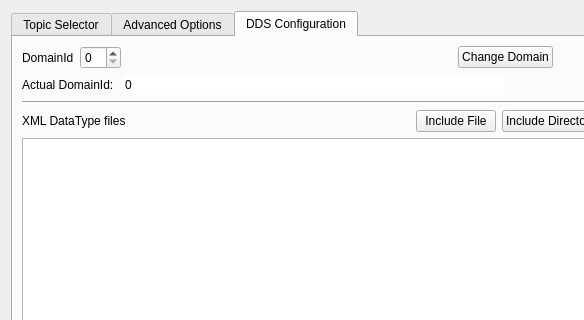
eProsima/fastdds-visualizer-plugin, file plugins/datastreamer_plugin/ui/topic_selection_dialog/dialogselecttopics.ui: the form before one commit; both pictures show x 0 to 584 and y 0 to 320 of the 906 by 641 pixel window.
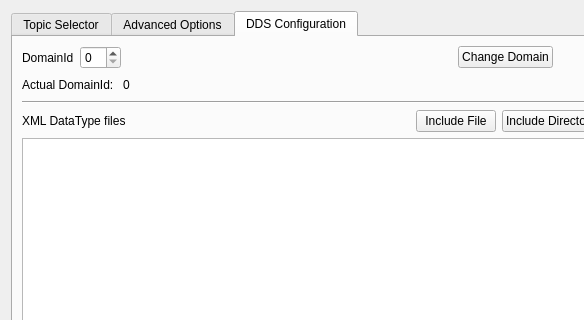
The form after the commit.

Commit message: Refs #14845: change label with current domain

```diff
--- a/plugins/datastreamer_plugin/ui/topic_selection_dialog/dialogselecttopics.ui
+++ b/plugins/datastreamer_plugin/ui/topic_selection_dialog/dialogselecttopics.ui
@@ -341,28 +341,10 @@
             </widget>
            </item>
            <item>
-            <widget class="QLineEdit" name="lineEdit">
-             <property name="enabled">
-              <bool>true</bool>
-             </property>
+            <widget class="QLabel" name="current_domain_label">
              <property name="text">
               <string>0</string>
              </property>
-             <property name="maxLength">
-              <number>3</number>
-             </property>
-             <property name="frame">
-              <bool>false</bool>
-             </property>
-             <property name="dragEnabled">
-              <bool>false</bool>
-             </property>
-             <property name="readOnly">
-              <bool>true</bool>
-             </property>
-             <property name="clearButtonEnabled">
-              <bool>false</bool>
-             </property>
             </widget>
            </item>
            <item>
```
The commit also changes 1 other file.
